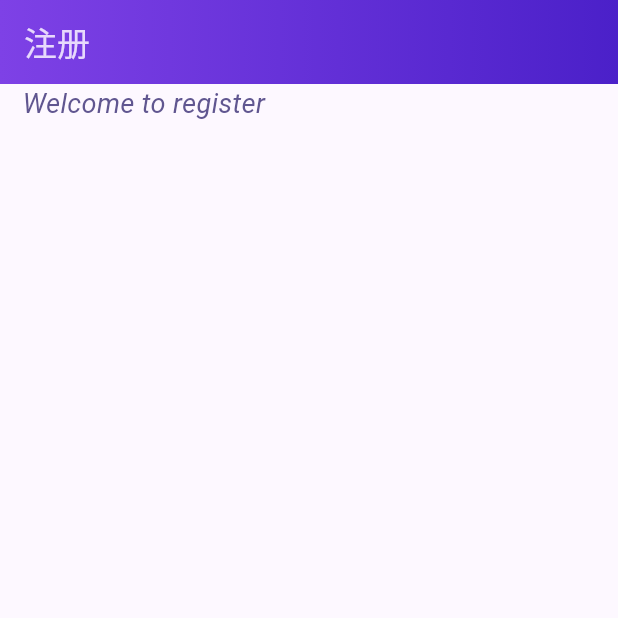
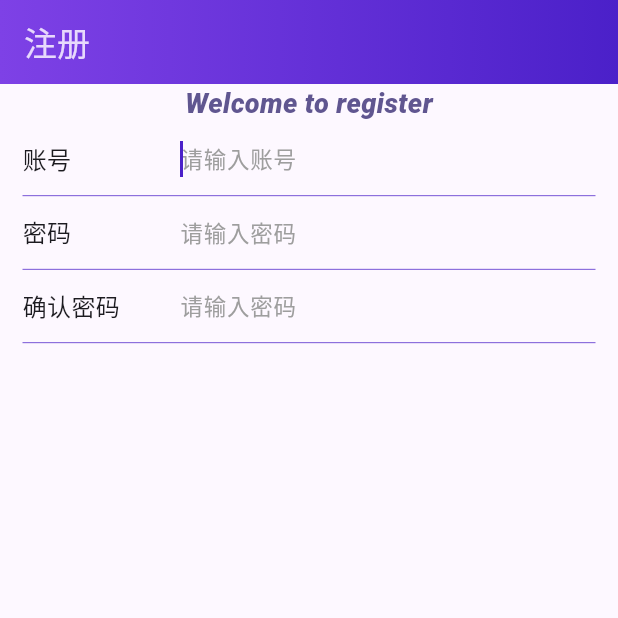
Before and after one commit to TaoSunkist/hi_flutter, a Flutter app: the screen it shows after launch, on a phone screen of 412 x 824 dp, the top half of it. Run offline on Flutter 3.47's test engine with Material 2 defaults, Android fonts, the phone set to English and light mode, and no system bars; missing offline and left inert: dart:ffi.

Commit message:
[add]完善用户注册页面相关逻辑

```diff
--- a/lib/ui/login/login.dart
+++ b/lib/ui/login/login.dart
@@ -1,4 +1,8 @@
+import 'dart:ffi';
+
 import 'package:flutter/material.dart';
+import 'package:flutter/rendering.dart';
+import 'package:hi_flutter/ui/login/widget/login_input_box.dart';
 
 import '../reusable/gradient_app_bar.dart';
 
@@ -20,24 +24,67 @@ class _LoginPageState extends State<LoginPage> {
       appBar: GradientAppBar(
         title: "注册",
       ),
-      body: Column(children: [
+      /** 使用ListView可以方便小屏幕的滚动, 自适应键盘防止遮挡
+       * 另外如果item较为复杂可以考虑使用 ListView.builder/ ListView.separated */
+      body: Container(
+        child: ListView(children: [
           Row(
             children: [
               Container(
-              padding: EdgeInsets.only(left: 15),
+                width: MediaQuery.of(context).size.width,
+                alignment: Alignment.center,
                 child: Text(
                   'Welcome to register',
                   style: TextStyle(
                       fontStyle: FontStyle.italic,
                       decoration: TextDecoration.none,
                       color: Theme.of(context).primaryColor,
+                      fontWeight: FontWeight.w900,
                       fontSize: 18),
                   maxLines: 1,
                 ),
               ),
             ],
           ),
+          LoginInputBox(
+            "账号",
+            "请输入账号",
+            onContentValueChanged: (String value) {
+              print(value);
+            },
+            onFocusValueChanged: (bool value) {
+              print("密码 focused");
+            },
+            enableInputPasswordType: false,
+            textInputType: TextInputType.text,
+          ),
+          LoginInputBox(
+            "密码",
+            "请输入密码",
+            lineStretch: false,
+            onContentValueChanged: (String value) {
+              print(value);
+            },
+            onFocusValueChanged: (bool value) {
+              print("密码 focused");
+            },
+            enableInputPasswordType: true,
+            textInputType: TextInputType.text,
+          ),
+          LoginInputBox(
+            "确认密码",
+            "请输入密码",
+            onContentValueChanged: (String value) {
+              print(value);
+            },
+            onFocusValueChanged: (bool value) {
+              print("密码 focused");
+            },
+            enableInputPasswordType: true,
+            textInputType: TextInputType.text,
+          ),
         ]),
+      ),
     );
   }
 }
--- a/lib/ui/login/widget/login_input.dart
+++ b/lib/ui/login/widget/login_input_box.dart
@@ -1,7 +1,7 @@
 import 'package:flutter/material.dart';
 import 'package:hi_flutter/util/color.dart';
 
-class LoginInput extends StatefulWidget {
+class LoginInputBox extends StatefulWidget {
   final String title;
 
   final String hint;
@@ -18,18 +18,22 @@ class LoginInput extends StatefulWidget {
   /* 文本输入类型 */
   final TextInputType textInputType;
 
-  const LoginInput(this.title, this.hint, this.onContentValueChanged,
-      {super.key,
-      required this.onFocusValueChanged,
-      this.lineStretch = false,
-      this.enableInputPasswordType = false,
-      required this.textInputType});
+  const LoginInputBox(
+    this.title,
+    this.hint, {
+    super.key,
+    required this.onContentValueChanged,
+    required this.onFocusValueChanged,
+    this.lineStretch = false,
+    required this.enableInputPasswordType,
+    required this.textInputType,
+  });
 
   @override
-  State<LoginInput> createState() => _LoginInputState();
+  State<LoginInputBox> createState() => _LoginInputBoxState();
 }
 
-class _LoginInputState extends State<LoginInput> {
+class _LoginInputBoxState extends State<LoginInputBox> {
   /* 获取光标的事件 */
   final _focusNode = FocusNode();
 
@@ -59,20 +63,28 @@ class _LoginInputState extends State<LoginInput> {
           children: [
             Container(
               padding: const EdgeInsets.only(left: 15),
-              width: 15,
+              width: 100,
               child: Text(
                 widget.title,
                 style: const TextStyle(fontSize: 16),
               ),
             ),
-            generateInputBox()
+            _generateInputBox()
           ],
         ),
+        Padding(
+          padding: EdgeInsets.only(left: !widget.lineStretch ? 15 : 0, right: !widget.lineStretch ? 15 : 0),
+          child: Divider(
+            height: 1,
+            thickness: 0.5,
+            color: materialColor,
+          ),
+        )
       ],
     );
   }
 
-  Expanded generateInputBox() {
+  Expanded _generateInputBox() {
     return Expanded(
         child: TextField(
       focusNode: _focusNode,
@@ -81,12 +93,16 @@ class _LoginInputState extends State<LoginInput> {
       keyboardType: widget.textInputType,
       autofocus: !widget.enableInputPasswordType,
       cursorColor: materialColor,
-      style: TextStyle(fontSize: 16, color: Colors.black, fontWeight: FontWeight.w300),
+      style: const TextStyle(
+        fontSize: 16,
+        color: Colors.black,
+        fontWeight: FontWeight.w300,
+      ),
       decoration: InputDecoration(
-          contentPadding: EdgeInsets.only(left: 20, right: 20),
+          contentPadding: const EdgeInsets.only(left: 20, right: 20),
           border: InputBorder.none,
           hintText: widget.hint ?? 'N/A',
-          hintStyle: TextStyle(fontSize: 15, color: Colors.grey)),
+          hintStyle: const TextStyle(fontSize: 15, color: Colors.grey)),
     ));
   }
 }
```
Lines whose indentation alone changed are shown as unchanged.
